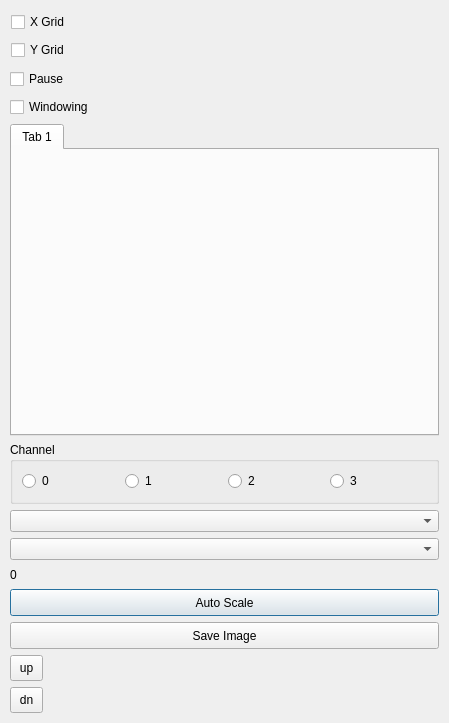
Qt form ProfilerScope.ui (NCAR/ascope) before a commit.
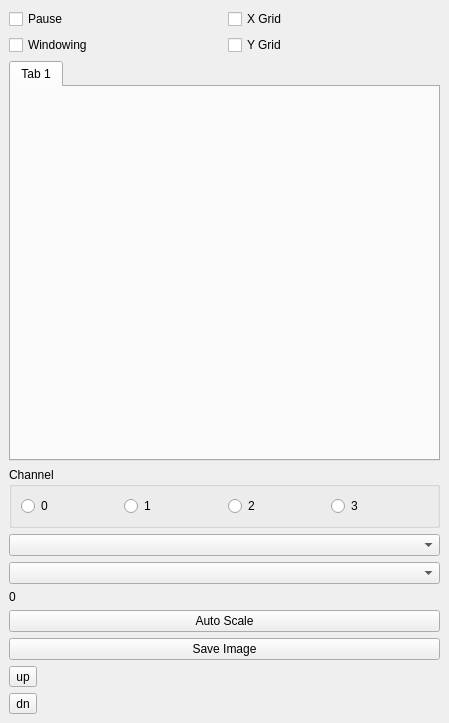
The same form after that commit.

```diff
--- a/ProfilerScope.ui
+++ b/ProfilerScope.ui
@@ -1,6 +1,6 @@
 <ui version="4.0" >
  <class>ProfilerScope</class>
- <widget class="QDialog" name="ProfilerScope" >
+ <widget class="QWidget" name="ProfilerScope" >
   <property name="geometry" >
    <rect>
     <x>0</x>
@@ -12,41 +12,85 @@
   <property name="windowTitle" >
    <string>ProfilerScope</string>
   </property>
-  <widget class="QLabel" name="_powerDB" >
-   <property name="geometry" >
-    <rect>
-     <x>10</x>
-     <y>566</y>
-     <width>429</width>
-     <height>17</height>
-    </rect>
+  <layout class="QVBoxLayout" >
+   <property name="margin" >
+    <number>9</number>
    </property>
-   <property name="text" >
-    <string>0</string>
+   <property name="spacing" >
+    <number>6</number>
    </property>
-  </widget>
+   <item>
+    <layout class="QHBoxLayout" >
+     <property name="margin" >
+      <number>0</number>
+     </property>
+     <property name="spacing" >
+      <number>6</number>
+     </property>
+     <item>
+      <layout class="QVBoxLayout" >
+       <property name="margin" >
+        <number>0</number>
+       </property>
+       <property name="spacing" >
+        <number>6</number>
+       </property>
+       <item>
   <widget class="QCheckBox" name="_pauseButton" >
-   <property name="geometry" >
-    <rect>
-     <x>10</x>
-     <y>68</y>
-     <width>429</width>
-     <height>22</height>
-    </rect>
-   </property>
    <property name="text" >
     <string>Pause</string>
    </property>
   </widget>
+       </item>
+       <item>
+        <widget class="QCheckBox" name="_windowButton" >
+         <property name="text" >
+          <string>Windowing</string>
+         </property>
+        </widget>
+       </item>
+      </layout>
+     </item>
+     <item>
+      <layout class="QVBoxLayout" >
+       <property name="margin" >
+        <number>0</number>
+       </property>
+       <property name="spacing" >
+        <number>6</number>
+       </property>
+       <item>
+        <widget class="QCheckBox" name="_xGrid" >
+         <property name="text" >
+          <string>X Grid</string>
+         </property>
+        </widget>
+       </item>
+       <item>
+        <widget class="QCheckBox" name="_yGrid" >
+         <property name="text" >
+          <string>Y Grid</string>
+         </property>
+        </widget>
+       </item>
+      </layout>
+     </item>
+    </layout>
+   </item>
+   <item>
+    <widget class="QTabWidget" name="_typeTab" >
+     <property name="currentIndex" >
+      <number>0</number>
+     </property>
+     <widget class="QWidget" name="tab" >
+      <attribute name="title" >
+       <string>Tab 1</string>
+      </attribute>
+     </widget>
+    </widget>
+   </item>
+   <item>
   <widget class="QGroupBox" name="groupBox" >
-   <property name="geometry" >
-    <rect>
-     <x>10</x>
-     <y>442</y>
-     <width>429</width>
-     <height>62</height>
-    </rect>
-   </property>
    <property name="title" >
     <string>Channel</string>
    </property>
@@ -87,135 +131,49 @@
     </item>
    </layout>
   </widget>
-  <widget class="QComboBox" name="_blockSizeCombo" >
-   <property name="geometry" >
-    <rect>
-     <x>10</x>
-     <y>538</y>
-     <width>429</width>
-     <height>22</height>
-    </rect>
-   </property>
-  </widget>
+   </item>
+   <item>
+    <widget class="QComboBox" name="_gateNumber" />
+   </item>
+   <item>
+    <widget class="QComboBox" name="_blockSizeCombo" />
+   </item>
+   <item>
+    <widget class="QLabel" name="_powerDB" >
+     <property name="text" >
+      <string>0</string>
+     </property>
+    </widget>
+   </item>
+   <item>
   <widget class="QPushButton" name="_autoScale" >
-   <property name="geometry" >
-    <rect>
-     <x>10</x>
-     <y>589</y>
-     <width>429</width>
-     <height>27</height>
-    </rect>
-   </property>
    <property name="text" >
     <string>Auto Scale</string>
    </property>
   </widget>
-  <widget class="QComboBox" name="_gateNumber" >
-   <property name="geometry" >
-    <rect>
-     <x>10</x>
-     <y>510</y>
-     <width>429</width>
-     <height>22</height>
-    </rect>
-   </property>
-  </widget>
-  <widget class="QTabWidget" name="_typeTab" >
-   <property name="geometry" >
-    <rect>
-     <x>10</x>
-     <y>124</y>
-     <width>429</width>
-     <height>312</height>
-    </rect>
-   </property>
-   <property name="currentIndex" >
-    <number>0</number>
-   </property>
-   <widget class="QWidget" name="tab" >
-    <attribute name="title" >
-     <string>Tab 1</string>
-    </attribute>
-   </widget>
-  </widget>
-  <widget class="QToolButton" name="_dn" >
-   <property name="geometry" >
-    <rect>
-     <x>10</x>
-     <y>687</y>
-     <width>33</width>
-     <height>26</height>
-    </rect>
-   </property>
-   <property name="text" >
-    <string>dn</string>
-   </property>
-  </widget>
-  <widget class="QToolButton" name="_up" >
-   <property name="geometry" >
-    <rect>
-     <x>10</x>
-     <y>655</y>
-     <width>33</width>
-     <height>26</height>
-    </rect>
-   </property>
-   <property name="text" >
-    <string>up</string>
-   </property>
-  </widget>
-  <widget class="QCheckBox" name="_windowButton" >
-   <property name="geometry" >
-    <rect>
-     <x>10</x>
-     <y>96</y>
-     <width>429</width>
-     <height>22</height>
-    </rect>
-   </property>
-   <property name="text" >
-    <string>Windowing</string>
-   </property>
-  </widget>
+   </item>
+   <item>
   <widget class="QPushButton" name="_saveImage" >
-   <property name="geometry" >
-    <rect>
-     <x>10</x>
-     <y>622</y>
-     <width>429</width>
-     <height>27</height>
-    </rect>
-   </property>
    <property name="text" >
     <string>Save Image</string>
    </property>
   </widget>
-  <widget class="QCheckBox" name="_xGrid" >
-   <property name="geometry" >
-    <rect>
-     <x>11</x>
-     <y>11</y>
-     <width>427</width>
-     <height>22</height>
-    </rect>
-   </property>
+   </item>
+   <item>
+    <widget class="QToolButton" name="_up" >
    <property name="text" >
-    <string>X Grid</string>
-   </property>
-  </widget>
-  <widget class="QCheckBox" name="_yGrid" >
-   <property name="geometry" >
-    <rect>
-     <x>11</x>
-     <y>39</y>
-     <width>427</width>
-     <height>22</height>
-    </rect>
-   </property>
+      <string>up</string>
+     </property>
+    </widget>
+   </item>
+   <item>
+    <widget class="QToolButton" name="_dn" >
    <property name="text" >
-    <string>Y Grid</string>
-   </property>
-  </widget>
+      <string>dn</string>
+     </property>
+    </widget>
+   </item>
+  </layout>
  </widget>
  <resources/>
  <connections/>
```
Lines whose indentation alone changed are shown as unchanged.
